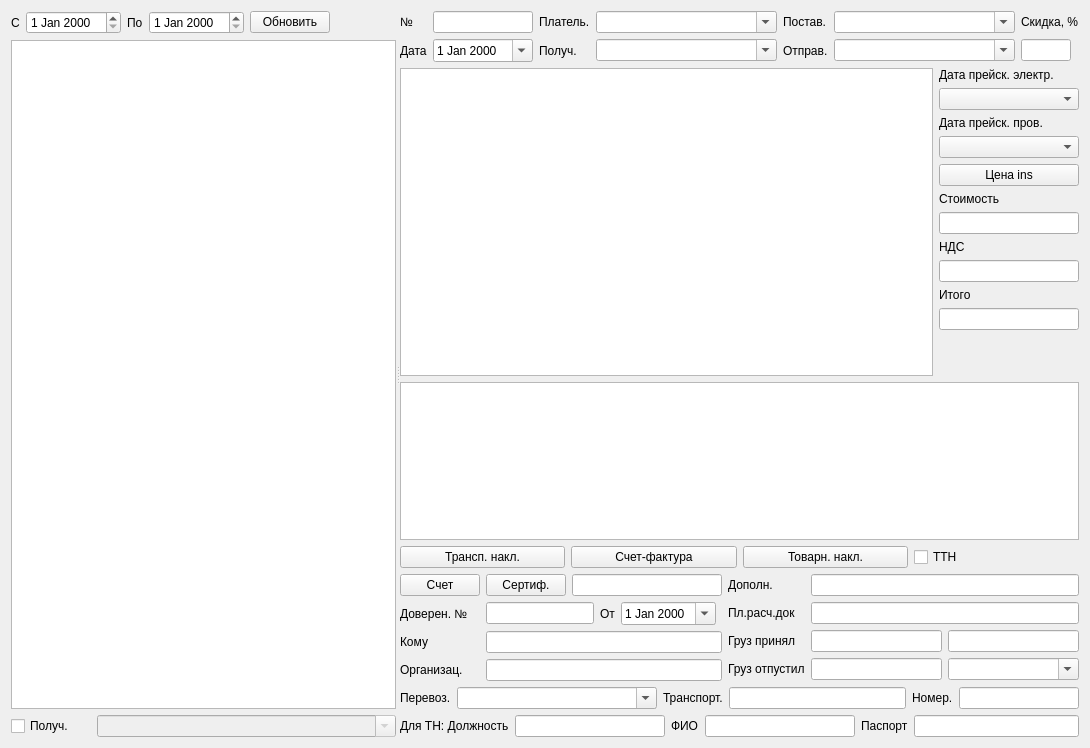
Old version of the form formfact.ui in the repository Sergeyego/facts.
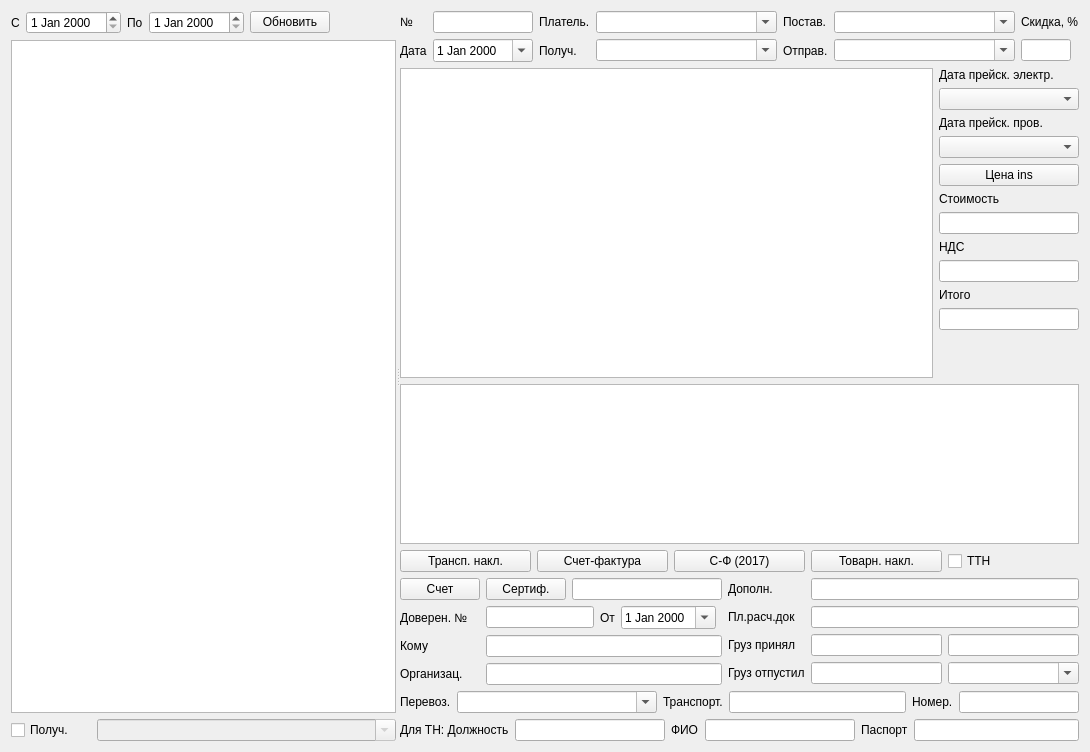
New version of the form. Custom widgets are drawn as their Qt base class.

```diff
--- a/formfact.ui
+++ b/formfact.ui
@@ -7,7 +7,7 @@
     <x>0</x>
     <y>0</y>
     <width>1090</width>
-    <height>748</height>
+    <height>752</height>
    </rect>
   </property>
   <property name="windowTitle">
@@ -556,6 +556,13 @@
            </property>
           </widget>
          </item>
+         <item>
+          <widget class="QPushButton" name="cmdFact17">
+           <property name="text">
+            <string>С-Ф (2017)</string>
+           </property>
+          </widget>
+         </item>
          <item>
           <widget class="QPushButton" name="cmdNakl">
            <property name="text">
```
